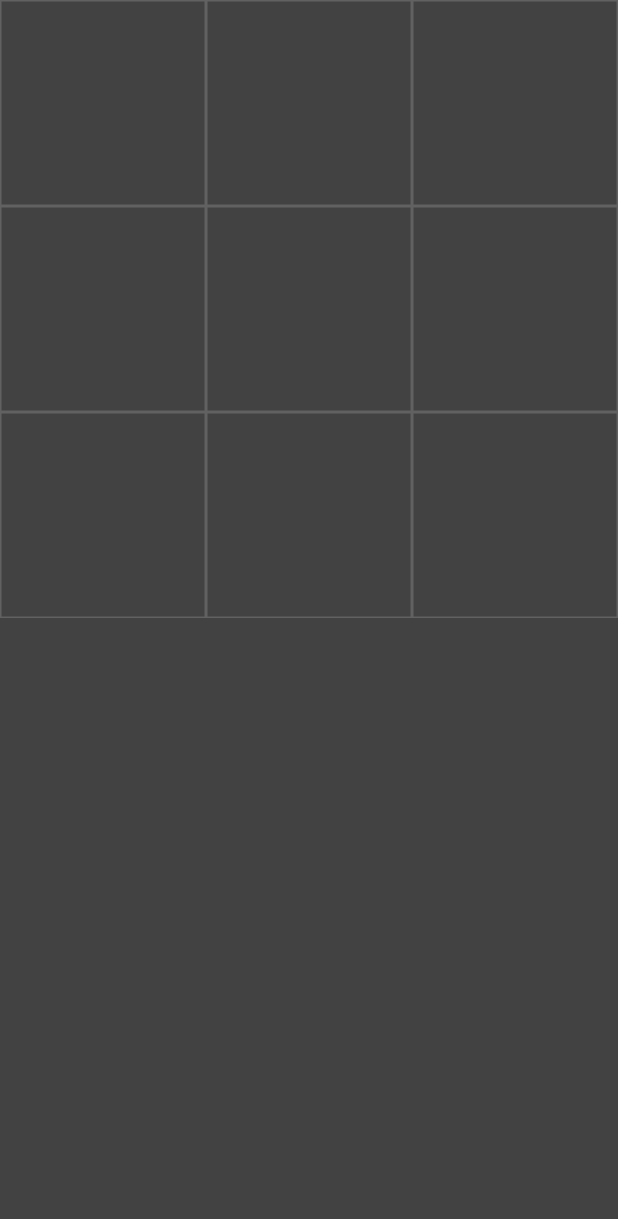
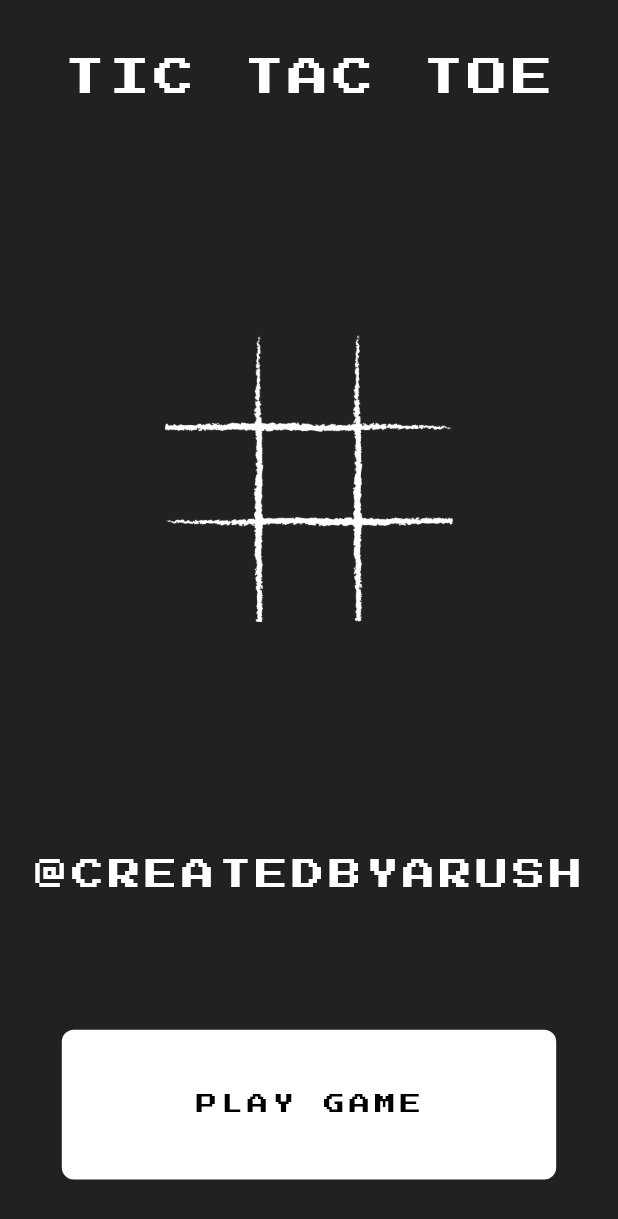
Before and after one commit to Vivek0004/TIcTacToe-Flutter, a Flutter app: the screen it shows after launch, on a phone screen of 412 x 824 dp. Shown: the top 1219 px of the screen. Run offline on Flutter 3.47's test engine with Material 2 defaults, Android fonts, the phone set to English and light mode, and no system bars; drawn by our look-alikes of avatar_glow; our stand-ins replace google_fonts.

Commit message:
created game, added apk

```diff
--- /dev/null
+++ b/lib/Screens/IntroScreen.dart
@@ -0,0 +1,109 @@
+import 'package:avatar_glow/avatar_glow.dart';
+import 'package:flutter/material.dart';
+import 'package:google_fonts/google_fonts.dart';
+import 'package:tic_tac_toe/Screens/HomePage.dart';
+
+class IntroScreen extends StatefulWidget {
+  static const String id = 'home_screen';
+  @override
+  _IntroScreenState createState() => _IntroScreenState();
+}
+
+class _IntroScreenState extends State<IntroScreen> {
+  static double fontHeight = 0.0;
+  static double fontHeightTitle = 0.0;
+
+  static var myNewFont = GoogleFonts.pressStart2P(
+    textStyle: TextStyle(color: Colors.black, letterSpacing: 3),
+  );
+  static var myNewFontWhite = GoogleFonts.pressStart2P(
+    textStyle:
+        TextStyle(color: Colors.white, letterSpacing: 3, fontSize: fontHeight),
+  );
+  static var myTitleFont = GoogleFonts.pressStart2P(
+    textStyle: TextStyle(
+        color: Colors.white, letterSpacing: 3, fontSize: fontHeightTitle),
+  );
+  @override
+  Widget build(BuildContext context) {
+    final _height = MediaQuery.of(context).size.height -
+        MediaQuery.of(context).padding.top -
+        kToolbarHeight;
+    final _width = MediaQuery.of(context).size.width;
+
+    fontHeight = _height * 0.028;
+    fontHeightTitle = _height * 0.035;
+
+    return Scaffold(
+      backgroundColor: Colors.grey[900],
+      body: SafeArea(
+        child: Padding(
+          padding: EdgeInsets.symmetric(
+              vertical: _height * 0.05, horizontal: _width * 0.05),
+          child: Center(
+            child: Column(
+              children: <Widget>[
+                Text(
+                  'TIC TAC TOE',
+                  style: myTitleFont,
+                ),
+                SizedBox(
+                  height: _height * 0.10,
+                ),
+                AvatarGlow(
+                  glowColor: Colors.white,
+                  endRadius: _height * 0.23,
+                  duration: Duration(milliseconds: 2000),
+                  repeat: true,
+                  showTwoGlows: true,
+                  repeatPauseDuration: Duration(milliseconds: 750),
+                  startDelay: Duration(milliseconds: 1000),
+                  child: Material(
+                    color: Colors.grey[900],
+                    shape: CircleBorder(),
+                    child: Image(
+                      color: Colors.white,
+                      image: AssetImage('assets/images/tictactoelogo.png'),
+                      height: _height * 0.25,
+                    ),
+                  ),
+                ),
+                SizedBox(
+                  height: _height * 0.10,
+                ),
+                Text(
+                  '@CREATEDBYARUSH',
+                  style: myNewFontWhite,
+                ),
+                SizedBox(
+                  height: _height * 0.12,
+                ),
+                GestureDetector(
+                  onTap: () {
+                    Navigator.pushNamed(context, HomePage.id);
+                  },
+                  child: Container(
+                    decoration: BoxDecoration(
+                      borderRadius: BorderRadius.all(
+                        Radius.circular(8),
+                      ),
+                      color: Colors.white,
+                    ),
+                    height: _height * 0.13,
+                    width: _width * 0.8,
+                    child: Center(
+                      child: Text(
+                        'PLAY GAME',
+                        style: myNewFont,
+                      ),
+                    ),
+                  ),
+                ),
+              ],
+            ),
+          ),
+        ),
+      ),
+    );
+  }
+}
--- a/lib/main.dart
+++ b/lib/main.dart
@@ -1,4 +1,7 @@
 import 'package:flutter/material.dart';
+import 'package:google_fonts/google_fonts.dart';
+import 'package:tic_tac_toe/Screens/IntroScreen.dart';
+import 'Screens/HomePage.dart';
 
 void main() {
   runApp(MyApp());
@@ -9,49 +12,11 @@ class MyApp extends StatelessWidget {
   Widget build(BuildContext context) {
     return MaterialApp(
       debugShowCheckedModeBanner: false,
-      home: HomePage(),
+      routes: {
+        HomePage.id: (context) => HomePage(),
+        IntroScreen.id: (context) => IntroScreen(),
+      },
+      initialRoute: IntroScreen.id,
     );
   }
 }
-
-class HomePage extends StatefulWidget {
-  @override
-  _HomePageState createState() => _HomePageState();
-}
-
-class _HomePageState extends State<HomePage> {
-  String displayExOh = '';
-
-  @override
-  Widget build(BuildContext context) {
-    return Scaffold(
-      backgroundColor: Colors.grey[800],
-      body: GridView.builder(
-          itemCount: 9,
-          gridDelegate:
-              SliverGridDelegateWithFixedCrossAxisCount(crossAxisCount: 3),
-          itemBuilder: (BuildContext context, int index) {
-            return GestureDetector(
-              onTap: _tapped,
-              child: Container(
-                decoration: BoxDecoration(
-                  border: Border.all(color: Colors.grey[700]),
-                ),
-                child: Center(
-                  child: Text(
-                    displayExOh,
-                    style: TextStyle(color: Colors.white, fontSize: 40),
-                  ),
-                ),
-              ),
-            );
-          }),
-    );
-  }
-
-  void _tapped() {
-    setState(() {
-      displayExOh = 'O';
-    });
-  }
-}
--- a/pubspec.yaml
+++ b/pubspec.yaml
@@ -28,6 +28,8 @@ dependencies:
   # The following adds the Cupertino Icons font to your application.
   # Use with the CupertinoIcons class for iOS style icons.
   cupertino_icons: ^0.1.3
+  google_fonts: ^0.2.0
+  avatar_glow:
 
 dev_dependencies:
   flutter_test:
@@ -45,8 +47,8 @@ flutter:
   uses-material-design: true
 
   # To add assets to your application, add an assets section, like this:
-  # assets:
-  #   - images/a_dot_burr.jpeg
+  assets:
+    - assets/images/
   #   - images/a_dot_ham.jpeg
 
   # An image asset can refer to one or more resolution-specific "variants", see
```
Also changed, not shown: lib/Screens/HomePage.dart (added, +295 -0 lines), assets/images/tictactoelogo.png (added), pubspec.lock, 10 other files.
